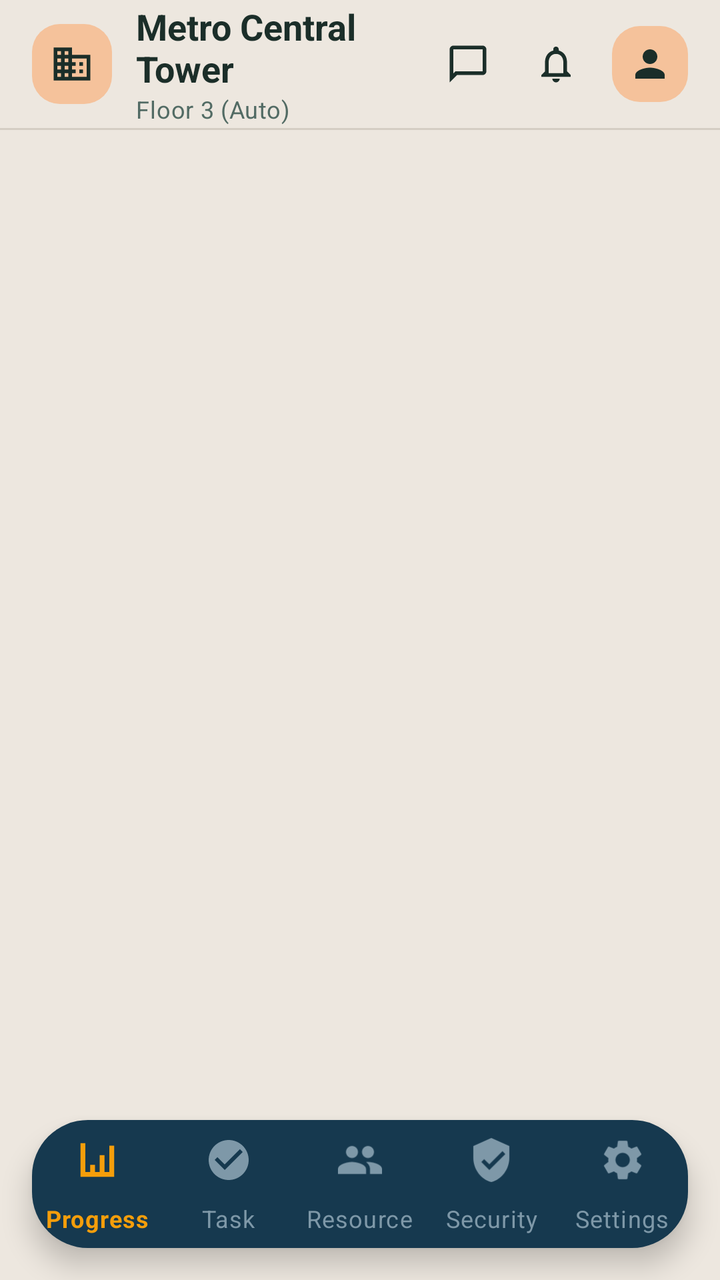
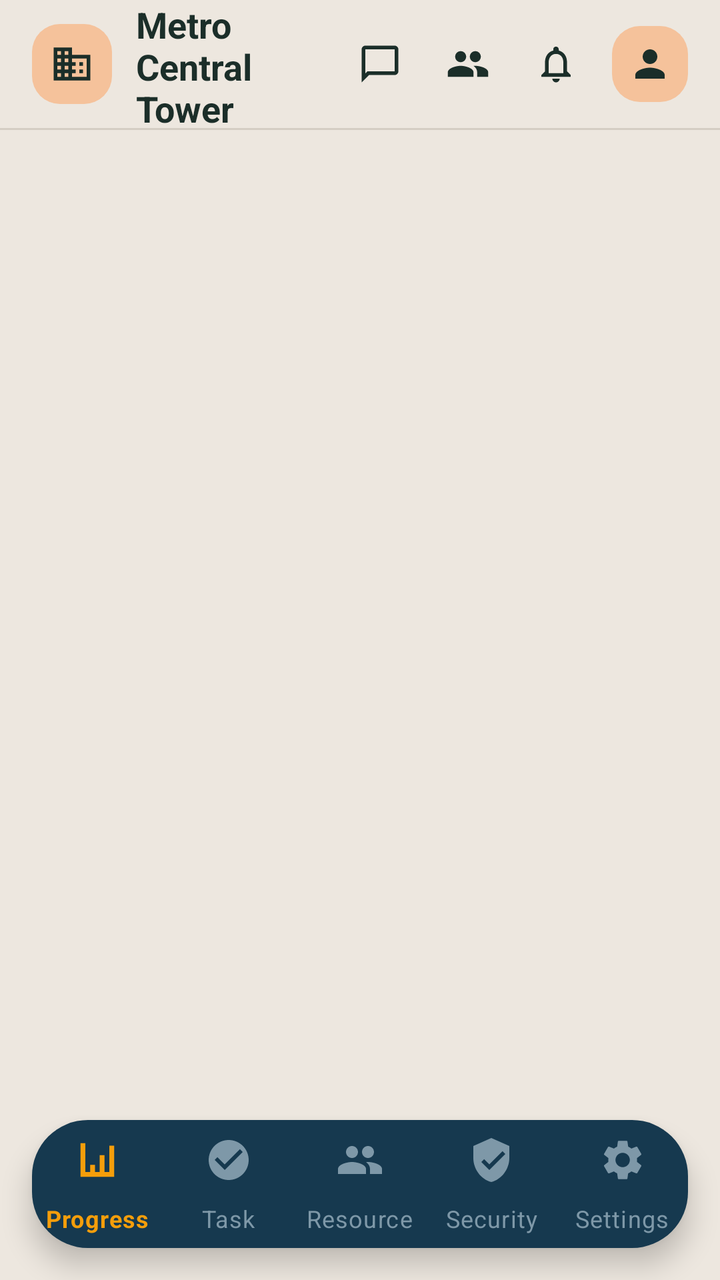

Two renders of the same Android screen: before a commit and after it. Below are the layout's source before the change and the commit's diff.
<!-- AndroidManifest.xml: application theme Theme.SiteSync -->
<!-- res/layout/activity_main.xml -->
<?xml version="1.0" encoding="utf-8"?>
<androidx.coordinatorlayout.widget.CoordinatorLayout xmlns:android="http://schemas.android.com/apk/res/android"
    xmlns:app="http://schemas.android.com/apk/res-auto"
    xmlns:tools="http://schemas.android.com/tools"
    android:layout_width="match_parent"
    android:layout_height="match_parent"
    android:background="@color/warm_ash_base">

    <LinearLayout
        android:layout_width="match_parent"
        android:layout_height="match_parent"
        android:orientation="vertical">

        
        <LinearLayout
            android:id="@+id/topAppBar"
            android:layout_width="match_parent"
            android:layout_height="64dp"
            android:orientation="horizontal"
            android:gravity="center_vertical"
            android:paddingStart="16dp"
            android:paddingEnd="16dp"
            android:background="@color/warm_ash_base">

            
            <FrameLayout
                android:id="@+id/layoutProjectBadge"
                android:layout_width="40dp"
                android:layout_height="40dp"
                android:background="@drawable/bg_squircle_brand"
                android:layout_marginEnd="12dp"
                android:clickable="true"
                android:focusable="true">

                <ImageView
                    android:layout_width="22dp"
                    android:layout_height="22dp"
                    android:layout_gravity="center"
                    android:src="@drawable/ic_business"
                    app:tint="@color/forest_surface_deep"
                    android:contentDescription="Project Switcher" />
            </FrameLayout>

            
            <LinearLayout
                android:layout_width="0dp"
                android:layout_height="wrap_content"
                android:layout_weight="1"
                android:orientation="vertical">

                <TextView
                    android:id="@+id/tvProjectTitle"
                    android:layout_width="wrap_content"
                    android:layout_height="wrap_content"
                    android:text="Metro Central Tower"
                    android:textColor="@color/forest_surface_deep"
                    android:textSize="18sp"
                    android:textStyle="bold" />

                <TextView
                    android:id="@+id/tvProjectSubtitle"
                    android:layout_width="wrap_content"
                    android:layout_height="wrap_content"
                    android:text="Floor 3 (Auto)"
                    android:textColor="@color/forest_muted"
                    android:textSize="12sp"
                    android:letterSpacing="0.02" />
            </LinearLayout>

            
            <FrameLayout
                android:id="@+id/btnChatHeader"
                android:layout_width="40dp"
                android:layout_height="40dp"
                android:background="?attr/selectableItemBackgroundBorderless"
                android:clickable="true"
                android:focusable="true"
                android:layout_marginEnd="4dp">

                <ImageView
                    android:layout_width="22dp"
                    android:layout_height="22dp"
                    android:layout_gravity="center"
                    android:src="@drawable/ic_chat"
                    app:tint="@color/forest_surface_deep"
                    android:contentDescription="Crew Chat Room" />
            </FrameLayout>

            
            <FrameLayout
                android:id="@+id/btnNotificationsHeader"
                android:layout_width="40dp"
                android:layout_height="40dp"
                android:background="?attr/selectableItemBackgroundBorderless"
                android:clickable="true"
                android:focusable="true"
                android:layout_marginEnd="8dp">

                <ImageView
                    android:layout_width="22dp"
                    android:layout_height="22dp"
                    android:layout_gravity="center"
                    android:src="@drawable/ic_bell"
                    app:tint="@color/forest_surface_deep"
                    android:contentDescription="Notifications" />

                <View
                    android:id="@+id/dotNotificationAlert"
                    android:layout_width="8dp"
                    android:layout_height="8dp"
                    android:layout_gravity="top|end"
                    android:layout_marginTop="7dp"
                    android:layout_marginEnd="7dp"
                    android:background="@drawable/indicator_pulse_dot"
                    android:visibility="gone"
                    app:backgroundTint="@color/peach_accent" />
            </FrameLayout>

            
            <FrameLayout
                android:id="@+id/btnUserProfileAvatar"
                android:layout_width="38dp"
                android:layout_height="38dp"
                android:background="@drawable/bg_squircle_brand"
                android:clickable="true"
                android:focusable="true">

                <ImageView
                    android:id="@+id/ivUserAvatarHeader"
                    android:layout_width="22dp"
                    android:layout_height="22dp"
                    android:layout_gravity="center"
                    android:src="@drawable/ic_person"
                    app:tint="@color/forest_surface_deep"
                    android:contentDescription="User Profile Info" />
            </FrameLayout>
        </LinearLayout>

        
        <View
            android:layout_width="match_parent"
            android:layout_height="1dp"
            android:background="@color/gauge_track_ash" />

        
        <FrameLayout
            android:id="@+id/fragmentContainer"
            android:layout_width="match_parent"
            android:layout_height="0dp"
            android:layout_weight="1" />

    </LinearLayout>

    
    <com.google.android.material.bottomnavigation.BottomNavigationView
        android:id="@+id/bottomNavigationView"
        android:layout_width="match_parent"
        android:layout_height="64dp"
        android:layout_gravity="bottom"
        android:layout_marginStart="16dp"
        android:layout_marginEnd="16dp"
        android:layout_marginBottom="16dp"
        android:background="@drawable/bg_bottom_nav_dock"
        app:elevation="8dp"
        app:itemIconTint="@color/selector_bottom_nav_dock"
        app:itemTextColor="@color/selector_bottom_nav_dock"
        app:itemRippleColor="@color/oxide_blue_dark"
        app:labelVisibilityMode="labeled"
        app:itemHorizontalTranslationEnabled="false"
        app:menu="@menu/bottom_nav_menu" />

</androidx.coordinatorlayout.widget.CoordinatorLayout>
<!-- resources referenced by this layout -->
<resources>
  <color name="forest_muted">#526B64</color>
  <color name="forest_surface_deep">#FF1B2E29</color>
  <color name="gauge_track_ash">#D4CDC3</color>
  <color name="oxide_blue_dark">#0E2636</color>
  <color name="peach_accent">#F5C29B</color>
  <color name="warm_ash_base">#EDE7DF</color>
  <!-- drawable bg_bottom_nav_dock (drawable) -->
  <?xml version="1.0" encoding="utf-8"?>
  <shape xmlns:android="http://schemas.android.com/apk/res/android"
      android:shape="rectangle">
      <solid android:color="@color/oxide_blue_primary" />
      <corners android:radius="28dp" />
  </shape>
  <!-- drawable bg_squircle_brand (drawable) -->
  <?xml version="1.0" encoding="utf-8"?>
  <shape xmlns:android="http://schemas.android.com/apk/res/android"
      android:shape="rectangle">
      <solid android:color="@color/peach_accent" />
      <corners android:radius="14dp" />
  </shape>
  <!-- drawable ic_bell (drawable) -->
  <vector xmlns:android="http://schemas.android.com/apk/res/android"
      android:width="24dp"
      android:height="24dp"
      android:viewportWidth="24"
      android:viewportHeight="24">
    <path
        android:fillColor="#141414"
        android:pathData="M12,22c1.1,0 2,-0.9 2,-2h-4c0,1.1 0.9,2 2,2zm6,-6v-5c0,-3.07 -1.63,-5.64 -4.5,-6.32V4c0,-0.83 -0.67,-1.5 -1.5,-1.5s-1.5,0.67 -1.5,1.5v0.68C7.64,5.36 6,7.92 6,11v5l-2,2v1h16v-1l-2,-2zm-2,1H8v-6c0,-2.48 1.51,-4.5 4,-4.5s4,2.02 4,4.5v6z"/>
  </vector>
  <!-- drawable ic_chat (drawable) -->
  <vector xmlns:android="http://schemas.android.com/apk/res/android"
      android:width="24dp"
      android:height="24dp"
      android:viewportWidth="24"
      android:viewportHeight="24">
      <path
          android:fillColor="#FFFFFFFF"
          android:pathData="M20,2H4C2.9,2 2,2.9 2,4v18l4,-4h14c1.1,0 2,-0.9 2,-2V4C22,2.9 21.1,2 20,2zM20,16H5.17L4,17.17V4h16V16z"/>
  </vector>
  <!-- drawable ic_person (drawable) -->
  <vector xmlns:android="http://schemas.android.com/apk/res/android"
      android:width="24dp"
      android:height="24dp"
      android:viewportWidth="24"
      android:viewportHeight="24">
      <path
          android:fillColor="#64748B"
          android:pathData="M12,12c2.21,0 4,-1.79 4,-4s-1.79,-4 -4,-4 -4,1.79 -4,4 1.79,4 4,4zM12,14c-2.67,0 -8,1.34 -8,4v2h16v-2c0,-2.66 -5.33,-4 -8,-4z" />
  </vector>
  <!-- drawable indicator_pulse_dot (drawable) -->
  <?xml version="1.0" encoding="utf-8"?>
  <shape xmlns:android="http://schemas.android.com/apk/res/android"
      android:shape="oval">
      <solid android:color="@color/indicator_pulse_dot" />
  </shape>
  <color name="oxide_blue_primary">#16394F</color>
  <color name="indicator_pulse_dot">#FFFFFF</color>
  <color name="warm_ash_surface">#E5DFD6</color>
  <color name="text_on_oxide_white">#FFFFFF</color>
  <color name="oxide_blue_light">#24526E</color>
  <color name="stroke_oxide_blue">#16394F</color>
  <color name="text_oxide_primary">#16394F</color>
  <color name="text_oxide_secondary">#4D6E82</color>
  <color name="text_oxide_muted">#7E98A8</color>
  <!-- unchanged entries left out for length: 2 -->
</resources>

<!-- the commit's change to res/layout/activity_main.xml (unified diff, before → after) -->
@@ -88,6 +88,25 @@
 
             
             <FrameLayout
+                android:id="@+id/btnPeopleHeader"
+                android:layout_width="40dp"
+                android:layout_height="40dp"
+                android:background="?attr/selectableItemBackgroundBorderless"
+                android:clickable="true"
+                android:focusable="true"
+                android:layout_marginEnd="4dp">
+
+                <ImageView
+                    android:layout_width="22dp"
+                    android:layout_height="22dp"
+                    android:layout_gravity="center"
+                    android:src="@drawable/ic_people"
+                    app:tint="@color/forest_surface_deep"
+                    android:contentDescription="Project People Directory" />
+            </FrameLayout>
+
+            
+            <FrameLayout
                 android:id="@+id/btnNotificationsHeader"
                 android:layout_width="40dp"
                 android:layout_height="40dp"
<!-- resource entries referenced after the edit -->
@@ -40,6 +40,16 @@
           android:fillColor="#FFFFFFFF"
           android:pathData="M20,2H4C2.9,2 2,2.9 2,4v18l4,-4h14c1.1,0 2,-0.9 2,-2V4C22,2.9 21.1,2 20,2zM20,16H5.17L4,17.17V4h16V16z"/>
   </vector>
+  <!-- drawable ic_people (drawable) -->
+  <vector xmlns:android="http://schemas.android.com/apk/res/android"
+      android:width="24dp"
+      android:height="24dp"
+      android:viewportWidth="24"
+      android:viewportHeight="24">
+      <path
+          android:fillColor="@color/text_on_oxide_white"
+          android:pathData="M16,11c1.66,0 2.99,-1.34 2.99,-3S17.66,5 16,5c-1.66,0 -3,1.34 -3,3s1.34,3 3,3zm-8,0c1.66,0 2.99,-1.34 2.99,-3S9.66,5 8,5C6.34,5 5,6.34 5,8s1.34,3 3,3zm0,2c-2.33,0 -7,1.17 -7,3.5V19h14v-2.5c0,-2.33 -4.67,-3.5 -7,-3.5zm8,0c-0.29,0 -0.62,0.02 -0.97,0.05 1.16,0.84 1.97,1.97 1.97,3.45V19h6v-2.5c0,-2.33 -4.67,-3.5 -7,-3.5z" />
+  </vector>
   <!-- drawable ic_person (drawable) -->
   <vector xmlns:android="http://schemas.android.com/apk/res/android"
       android:width="24dp"
